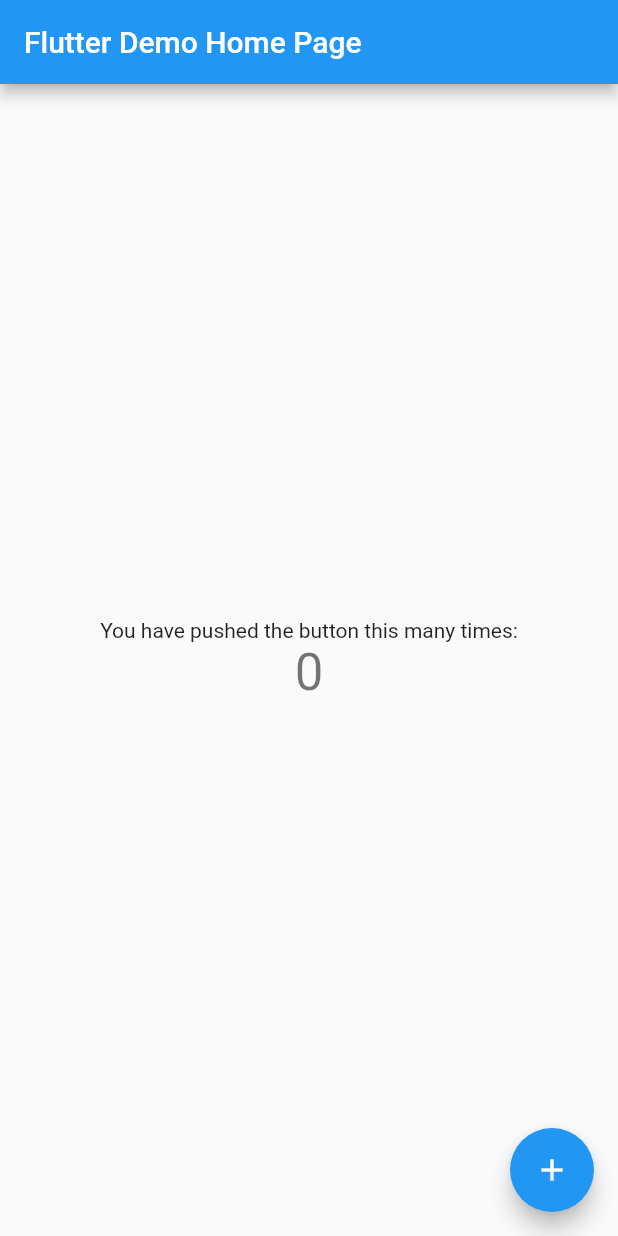
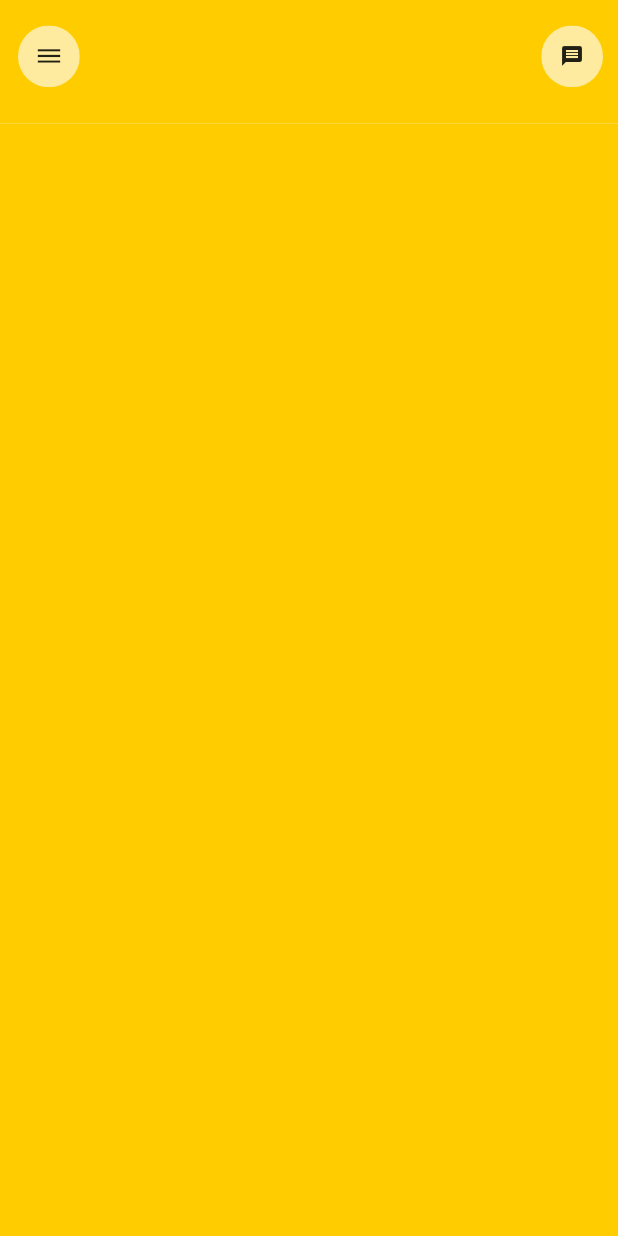
Before and after one commit to NaagAlgates/combank_ui_challenge, a Flutter app: the screen it shows after launch, on a phone screen of 412 x 824 dp. Run offline on Flutter 3.47's test engine with Material 2 defaults, Android fonts, the phone set to English and light mode, and no system bars.

Commit message:
Completed landing page

```diff
--- /dev/null
+++ b/lib/helpers/themes.dart
@@ -0,0 +1,10 @@
+import 'package:flutter/material.dart';
+
+final ThemeData comBankThemeData = new ThemeData(
+    textSelectionColor: Colors.black,
+    cardColor: Colors.white,
+    brightness: Brightness.light,
+    primaryColor: const Color(0xFFFFCC00),
+    accentColor: const Color(0xFFFFEB9F),
+    primaryColorLight: const Color(0xFFFBCB09),
+    primaryColorDark: const Color(0xFFF9CA51));
--- a/lib/main.dart
+++ b/lib/main.dart
@@ -1,4 +1,10 @@
+import 'dart:developer';
+
+import 'package:combank_ui_challenge/view/sliding_menu_icon.dart';
 import 'package:flutter/material.dart';
+
+import 'helpers/themes.dart';
+import 'view/help_menu_icon.dart';
 
 void main() => runApp(MyApp());
 
@@ -7,56 +13,53 @@
   @override
   Widget build(BuildContext context) {
     return MaterialApp(
-      title: 'Flutter Demo',
-      theme: ThemeData(
-        primarySwatch: Colors.blue,
-      ),
-      home: MyHomePage(title: 'Flutter Demo Home Page'),
+      theme: comBankThemeData,
+      debugShowCheckedModeBanner: false,
+      home: HomePage(),
     );
   }
 }
 
-class MyHomePage extends StatefulWidget {
-  MyHomePage({Key key, this.title}) : super(key: key);
-  final String title;
+class HomePage extends StatefulWidget {
+  HomePage({Key key}) : super(key: key);
 
   @override
-  _MyHomePageState createState() => _MyHomePageState();
+  _HomePageState createState() => _HomePageState();
 }
 
-class _MyHomePageState extends State<MyHomePage> {
-  int _counter = 0;
-
-  void _incrementCounter() {
-    setState(() {
-      _counter++;
-    });
-  }
+class _HomePageState extends State<HomePage> {
+  final GlobalKey<ScaffoldState> _scaffoldKey = new GlobalKey<ScaffoldState>();
 
   @override
   Widget build(BuildContext context) {
-    return Scaffold(
-      appBar: AppBar(
-        title: Text(widget.title),
-      ),
-      body: Center(
-        child: Column(
-          mainAxisAlignment: MainAxisAlignment.center,
-          children: <Widget>[
-            Text(
-              'You have pushed the button this many times:',
+    return SafeArea(
+      child: Scaffold(
+        key: _scaffoldKey,
+        drawer: Container(
+          width: MediaQuery.of(context).size.width * 0.8,
+          color: Colors.black87,
+        ),
+        appBar: PreferredSize(
+            preferredSize: Size.fromHeight(MediaQuery.of(context).size.height*0.1),
+            child: AppBar(
+              elevation: 0.0,
+              backgroundColor:comBankThemeData.primaryColor,
+              leading: Container(),
+              flexibleSpace: Padding(
+                padding: const EdgeInsets.only(top: 5.0),
+                child: Row(
+                  mainAxisAlignment: MainAxisAlignment.spaceBetween,
+                  children: [
+                    customNavigationDrawer(context),
+                    customMessageView(context)
+                  ],
+                ),
+              ),
             ),
-            Text(
-              '$_counter',
-              style: Theme.of(context).textTheme.display1,
-            ),
-          ],
         ),
-      ),
-      floatingActionButton: FloatingActionButton(
-        onPressed: _incrementCounter,
-        tooltip: 'Increment',
-        child: Icon(Icons.add),
+        body: Container(
+            color: comBankThemeData.primaryColor,
+          ),
       ),
     );
   }
--- /dev/null
+++ b/lib/view/help_menu_icon.dart
@@ -0,0 +1,20 @@
+
+import 'package:combank_ui_challenge/helpers/themes.dart';
+import 'package:flutter/material.dart';
+
+Widget customMessageView(BuildContext context) {
+  return Padding(
+    padding: const EdgeInsets.all(10.0),
+    child: ClipRRect(
+      borderRadius: BorderRadius.circular(90.0),
+      child: Container(
+        width: MediaQuery.of(context).size.height*.05,
+        height: MediaQuery.of(context).size.height*.05,
+        color: comBankThemeData.accentColor,
+        child: Center(
+          child: Icon(Icons.message,size: 16.0,color: Colors.black87,),
+        ),
+      ),
+    ),
+  );
+}
--- /dev/null
+++ b/lib/view/sliding_menu_icon.dart
@@ -0,0 +1,20 @@
+
+import 'package:combank_ui_challenge/helpers/themes.dart';
+import 'package:flutter/material.dart';
+
+Widget customNavigationDrawer(BuildContext context) {
+  return Padding(
+    padding: const EdgeInsets.all(12.0),
+    child: ClipRRect(
+      borderRadius: BorderRadius.circular(40.0),
+      child: Container(
+        width: MediaQuery.of(context).size.height*.05,
+        height: MediaQuery.of(context).size.height*.05,
+        color: comBankThemeData.accentColor,
+        child: Center(
+          child: Icon(Icons.dehaze,size: 18.0,color: Colors.black87,),
+        ),
+      ),
+    ),
+  );
+}
```
